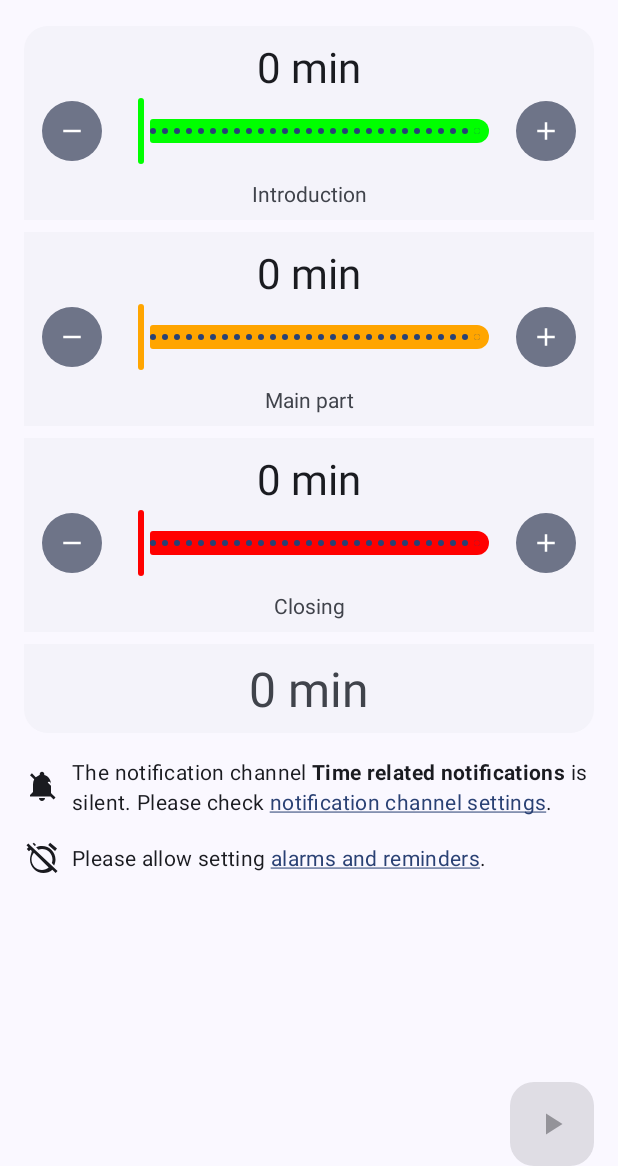
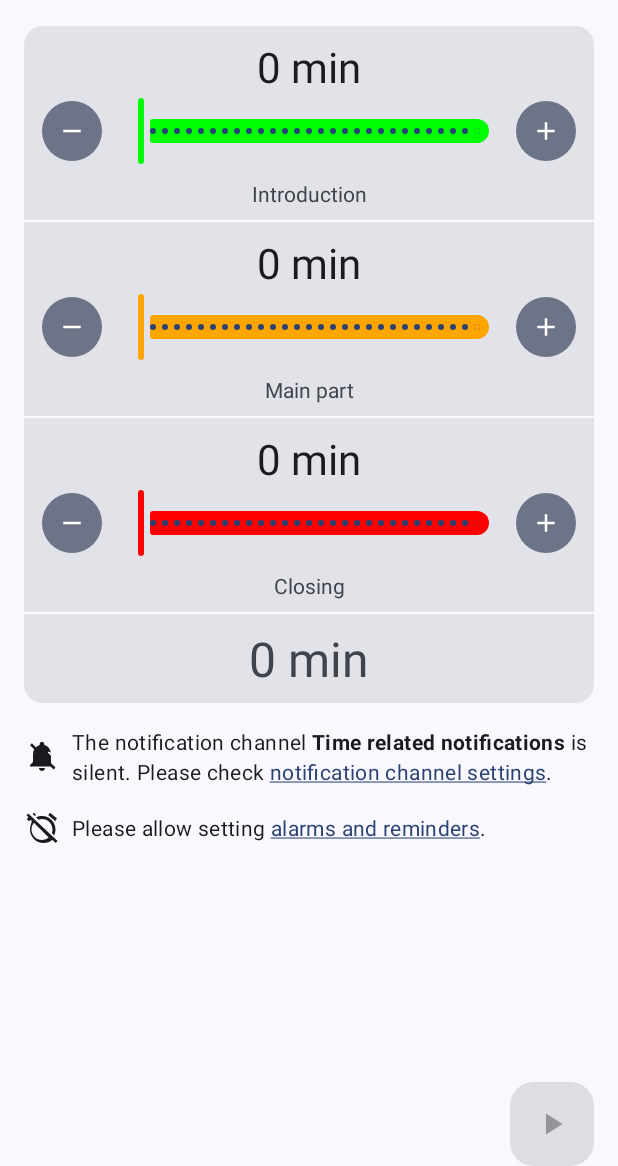
Before and after one commit to tkuenneth/mintime, an Android app: the screen it shows after launch (MinTime), on a phone screen of 412 x 824 dp, the part 70-1236 px from its top. Run offline under Robolectric (Android 15) with nearby library versions, the phone set to English and light mode, and no system bars; libraries missing offline, so code that uses them is left out: androidx.window.java; 2 statements that could not run were skipped.

Commit message:
UI refinements

```diff
--- a/app/src/main/res/drawable/bottom_corners.xml
+++ /dev/null
@@ -1,6 +0,0 @@
-<?xml version="1.0" encoding="utf-8"?>
-<shape xmlns:android="http://schemas.android.com/apk/res/android">
-    <corners
-        android:bottomLeftRadius="@dimen/corner_radius"
-        android:bottomRightRadius="@dimen/corner_radius" />
-</shape>
--- a/app/src/main/res/drawable/top_corners.xml
+++ /dev/null
@@ -1,6 +0,0 @@
-<?xml version="1.0" encoding="utf-8"?>
-<shape xmlns:android="http://schemas.android.com/apk/res/android">
-    <corners
-        android:topLeftRadius="@dimen/corner_radius"
-        android:topRightRadius="@dimen/corner_radius" />
-</shape>
--- a/app/src/main/res/layout/parent.xml
+++ b/app/src/main/res/layout/parent.xml
@@ -19,66 +19,69 @@
                 android:layout_width="match_parent"
                 android:layout_height="wrap_content">
 
+                <com.google.android.material.card.MaterialCardView
+                    android:id="@+id/card"
+                    style="?attr/materialCardViewFilledStyle"
+                    android:layout_width="match_parent"
+                    android:layout_height="wrap_content"
+                    android:layout_alignParentTop="true">
+
+                    <LinearLayout
+                        android:layout_width="match_parent"
+                        android:layout_height="wrap_content"
+                        android:orientation="vertical">
+
                         <com.thomaskuenneth.mintime.Counter
                             android:id="@+id/counter1"
                             android:layout_width="match_parent"
                             android:layout_height="wrap_content"
-                    android:layout_alignParentTop="true"
-                    android:background="@drawable/top_corners"
-                    android:backgroundTint="?attr/colorSurfaceContainerLow"
                             custom:mintime_color="@color/green" />
 
-                <Space
-                    android:id="@+id/space_1"
+                        <com.google.android.material.divider.MaterialDivider
                             android:layout_width="match_parent"
-                    android:layout_height="8dp"
-                    android:layout_below="@id/counter1" />
+                            android:layout_height="wrap_content"
+                            custom:dividerColor="?attr/colorSurface" />
 
                         <com.thomaskuenneth.mintime.Counter
                             android:id="@+id/counter2"
                             android:layout_width="match_parent"
                             android:layout_height="wrap_content"
-                    android:layout_below="@id/space_1"
-                    android:background="?attr/colorSurfaceContainerLow"
                             custom:mintime_color="@color/orange" />
 
-                <Space
-                    android:id="@+id/space_2"
+                        <com.google.android.material.divider.MaterialDivider
                             android:layout_width="match_parent"
-                    android:layout_height="8dp"
-                    android:layout_below="@id/counter2" />
+                            android:layout_height="wrap_content"
+                            custom:dividerColor="?attr/colorSurface" />
 
                         <com.thomaskuenneth.mintime.Counter
                             android:id="@+id/counter3"
                             android:layout_width="match_parent"
                             android:layout_height="wrap_content"
-                    android:layout_below="@id/space_2"
-                    android:background="?attr/colorSurfaceContainerLow"
                             custom:mintime_color="@color/red" />
 
-                <Space
-                    android:id="@+id/space_3"
+                        <com.google.android.material.divider.MaterialDivider
                             android:layout_width="match_parent"
-                    android:layout_height="8dp"
-                    android:layout_below="@id/counter3" />
+                            android:layout_height="wrap_content"
+                            custom:dividerColor="?attr/colorSurface" />
 
                         <TextView
                             android:id="@+id/total"
                             android:layout_width="match_parent"
                             android:layout_height="wrap_content"
-                    android:layout_below="@id/space_3"
-                    android:background="@drawable/bottom_corners"
-                    android:backgroundTint="?attr/colorSurfaceContainerLow"
                             android:gravity="center"
                             android:padding="8dp"
                             android:textAlignment="center"
                             android:textAppearance="?attr/textAppearanceHeadlineLarge" />
 
+                    </LinearLayout>
+
+                </com.google.android.material.card.MaterialCardView>
+
                 <TextView
                     android:id="@+id/info_notifications"
                     android:layout_width="match_parent"
                     android:layout_height="wrap_content"
-                    android:layout_below="@id/total"
+                    android:layout_below="@id/card"
                     android:layout_marginTop="16dp"
                     android:layout_marginBottom="0dp"
                     android:drawablePadding="8dp"
```
Lines whose indentation alone changed are shown as unchanged.
